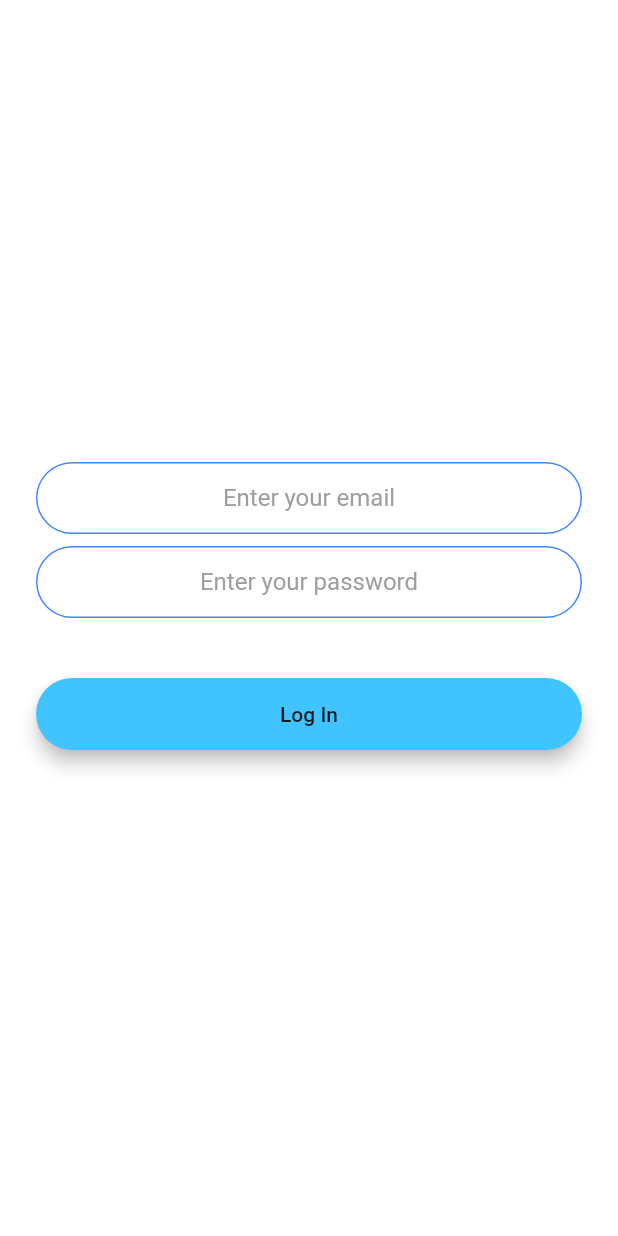
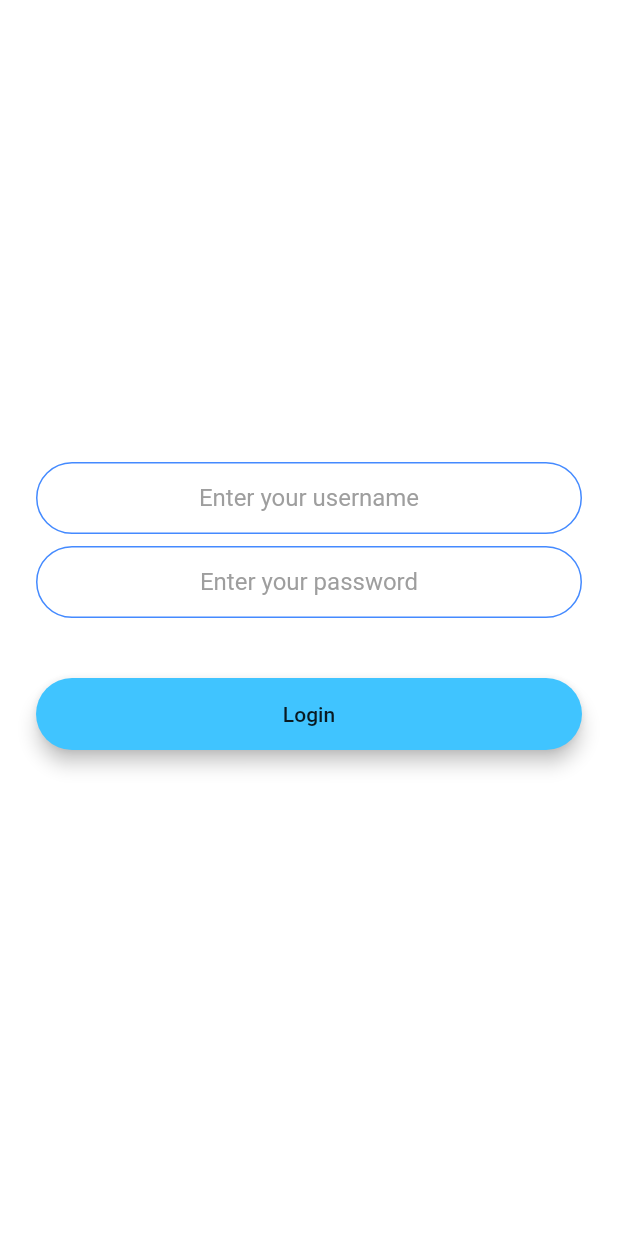
Before and after one commit to prathamesh-mutkure/arishti-chatroom, a Flutter app: the screen it shows after launch, after a tap on "Log In", on a phone screen of 412 x 824 dp. Run offline on Flutter 3.47's test engine with Material 2 defaults, Android fonts, the phone set to English and light mode, and no system bars; drawn by our look-alikes of modal_progress_hud_nsn; our stand-ins replace flutter_easyloading, flutter_mobx, mobx, socket_io_client; accounts and stored records are empty; generated files the repository leaves out were written again; network calls fail.

```diff
--- a/lib/constants/strings.dart
+++ b/lib/constants/strings.dart
@@ -2,4 +2,12 @@ class Strings {
   Strings._();
 
   static const String appName = "Arishti Chatroom App";
+
+  // Login and Registration
+
+  static const String usernameField = "Enter your username";
+  static const String passwordField = "Enter your password";
+
+  static const String loginButton = "Login";
+  static const String registerButton = "Register";
 }
--- /dev/null
+++ b/lib/constants/styles.dart
@@ -0,0 +1,50 @@
+import 'package:flutter/material.dart';
+
+class Styles {
+  Styles._();
+
+  static const sendButtonTextStyle = TextStyle(
+    color: Colors.lightBlueAccent,
+    fontWeight: FontWeight.bold,
+    fontSize: 18.0,
+  );
+
+  static const messageTextFieldDecoration = InputDecoration(
+    contentPadding: EdgeInsets.symmetric(vertical: 10.0, horizontal: 20.0),
+    hintText: 'Type your message here...',
+    border: InputBorder.none,
+  );
+
+  static const messageContainerDecoration = BoxDecoration(
+    border: Border(
+      top: BorderSide(color: Colors.lightBlueAccent, width: 2.0),
+    ),
+  );
+
+  static const loginTextFieldDecoration = InputDecoration(
+    hintText: 'Enter a value',
+    hintStyle: TextStyle(
+      color: Colors.grey,
+    ),
+    contentPadding: EdgeInsets.symmetric(vertical: 10.0, horizontal: 20.0),
+    border: OutlineInputBorder(
+      borderRadius: BorderRadius.all(
+        Radius.circular(32.0),
+      ),
+    ),
+    enabledBorder: OutlineInputBorder(
+      borderSide: BorderSide(color: Colors.blueAccent, width: 1.0),
+      borderRadius: BorderRadius.all(
+        Radius.circular(32.0),
+      ),
+    ),
+    focusedBorder: OutlineInputBorder(
+      borderSide: BorderSide(color: Colors.blueAccent, width: 2.0),
+      borderRadius: BorderRadius.all(
+        Radius.circular(32.0),
+      ),
+    ),
+  );
+
+  static const loginTextFieldTextStyle = TextStyle(color: Colors.black);
+}
--- a/lib/pages/LoginPage.dart
+++ b/lib/pages/LoginPage.dart
@@ -1,4 +1,6 @@
 import 'package:arishti_chatroom/constants/routes.dart';
+import 'package:arishti_chatroom/constants/strings.dart';
+import 'package:arishti_chatroom/constants/styles.dart';
 import 'package:arishti_chatroom/models/user_model.dart';
 import 'package:arishti_chatroom/network/auth_apis.dart';
 import 'package:arishti_chatroom/widgets/buttons/rounded_button.dart';
@@ -40,27 +42,6 @@ class _LoginPageState extends State<LoginPage> {
     }
   }
 
-  final kLoginTextFieldDecoration = const InputDecoration(
-    hintText: 'Enter a value',
-    hintStyle: TextStyle(
-      color: Colors.grey,
-    ),
-    contentPadding: EdgeInsets.symmetric(vertical: 10.0, horizontal: 20.0),
-    border: OutlineInputBorder(
-      borderRadius: BorderRadius.all(Radius.circular(32.0)),
-    ),
-    enabledBorder: OutlineInputBorder(
-      borderSide: BorderSide(color: Colors.blueAccent, width: 1.0),
-      borderRadius: BorderRadius.all(Radius.circular(32.0)),
-    ),
-    focusedBorder: OutlineInputBorder(
-      borderSide: BorderSide(color: Colors.blueAccent, width: 2.0),
-      borderRadius: BorderRadius.all(Radius.circular(32.0)),
-    ),
-  );
-
-  final kLoginTextFieldTextStyle = const TextStyle(color: Colors.black);
-
   @override
   Widget build(BuildContext context) {
     return Scaffold(
@@ -75,30 +56,26 @@ class _LoginPageState extends State<LoginPage> {
             children: [
               TextField(
                 keyboardType: TextInputType.emailAddress,
-                style: kLoginTextFieldTextStyle,
+                style: Styles.loginTextFieldTextStyle,
                 textAlign: TextAlign.center,
                 onChanged: (value) => username = value,
-                decoration: kLoginTextFieldDecoration.copyWith(
-                  hintText: "Enter your email",
+                decoration: Styles.loginTextFieldDecoration.copyWith(
+                  hintText: Strings.usernameField,
                 ),
               ),
-              const SizedBox(
-                height: 8.0,
-              ),
+              const SizedBox(height: 8.0),
               TextField(
                 obscureText: true,
                 textAlign: TextAlign.center,
-                style: kLoginTextFieldTextStyle,
+                style: Styles.loginTextFieldTextStyle,
                 onChanged: (value) => password = value,
-                decoration: kLoginTextFieldDecoration.copyWith(
-                  hintText: "Enter your password",
+                decoration: Styles.loginTextFieldDecoration.copyWith(
+                  hintText: Strings.passwordField,
                 ),
               ),
-              const SizedBox(
-                height: 24.0,
-              ),
+              const SizedBox(height: 24.0),
               RoundedButton(
-                label: 'Log In',
+                label: Strings.loginButton,
                 color: Colors.lightBlueAccent,
                 onTap: login,
               ),
--- a/lib/pages/WelcomePage.dart
+++ b/lib/pages/WelcomePage.dart
@@ -23,14 +23,18 @@ class _WelcomePageState extends State<WelcomePage> {
             RoundedButton(
               label: 'Log In',
               // onTap: () => Navigator.pushNamed(context, Routes.loginPage),
-              onTap: () => Navigator.pushNamed(context, Routes.loginPage),
+              onTap: () => Navigator.pushNamed(
+                context,
+                Routes.loginPage,
+              ),
               color: Colors.lightBlueAccent,
             ),
             RoundedButton(
               label: 'Register',
-              onTap: () =>
-                  // Navigator.pushNamed(context, Routes.registrationPage),
-                  Navigator.pushNamed(context, Routes.homePage),
+              onTap: () => Navigator.pushNamed(
+                context,
+                Routes.registrationPage,
+              ),
               color: Colors.blueAccent,
             )
           ],
```
Also changed, not shown: lib/pages/HomePage.dart (+5 -18 lines), lib/pages/RegistrationPage.dart (+52 -1 lines).
